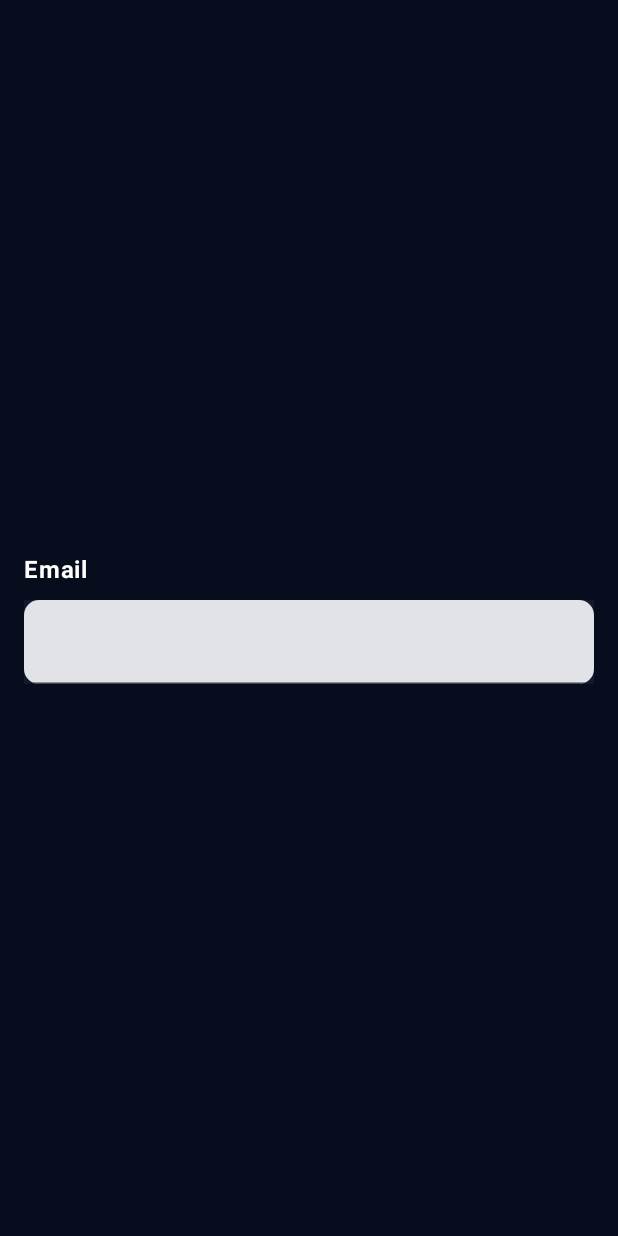
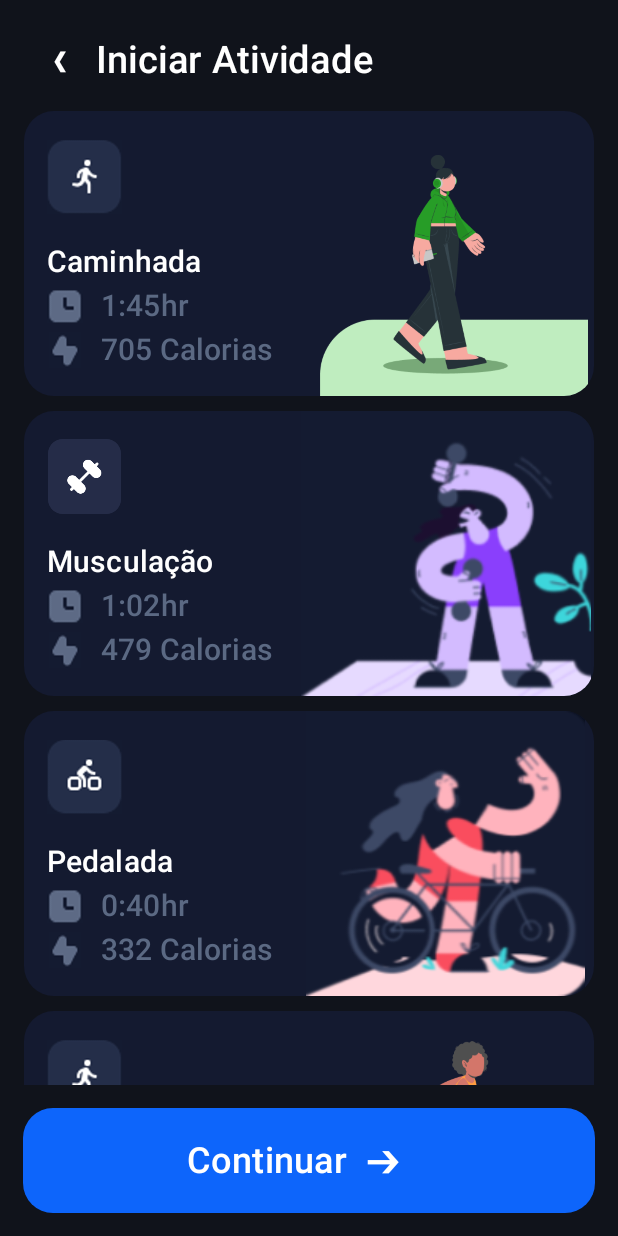
Before and after one commit to Ogabrielelias/Fiap-Fase05-Cap-01, an Android app built with Jetpack Compose: the screen it shows after launch (MainActivity), on a phone screen of 412 x 824 dp. Run offline under Robolectric (Android 15) with nearby library versions, the phone set to English and light mode, and no system bars.

Commit message:
Finalização da tela de atividades(inserção dos itens relógio, calorias, ícones atividades e textos)

```diff
--- a/app/src/main/java/br/com/fiap/saudeplena/MainActivity.kt
+++ b/app/src/main/java/br/com/fiap/saudeplena/MainActivity.kt
@@ -11,6 +11,7 @@ import androidx.compose.ui.graphics.Color
 import androidx.navigation.compose.NavHost
 import androidx.navigation.compose.composable
 import androidx.navigation.compose.rememberNavController
+import br.com.fiap.saudeplena.screens.ActivityScreen
 import br.com.fiap.saudeplena.screens.LoginScreen
 import br.com.fiap.saudeplena.ui.theme.SaudePlenaTheme
 
@@ -26,9 +27,13 @@ class MainActivity : ComponentActivity() {
                     val navController = rememberNavController()
                     NavHost(
                         navController = navController,
-                        startDestination = "login"
+                        startDestination = "Atividades"
                     ) {
                         composable(route = "login") { LoginScreen(navController) }
+                        composable(route = "Atividades") {
+                            ActivityScreen(navController)
+
+                        }
                     }
                 }
             }
--- /dev/null
+++ b/app/src/main/java/br/com/fiap/saudeplena/screens/ActivityScreen.kt
@@ -0,0 +1,239 @@
+package br.com.fiap.saudeplena.screens
+
+import android.os.Bundle
+import android.view.RoundedCorner
+import androidx.activity.ComponentActivity
+import androidx.activity.compose.setContent
+import androidx.compose.foundation.Image
+import androidx.compose.foundation.ScrollState
+import androidx.compose.foundation.background
+import androidx.compose.foundation.layout.Arrangement
+import androidx.compose.foundation.layout.Box
+import androidx.compose.foundation.layout.Column
+import androidx.compose.foundation.layout.PaddingValues
+import androidx.compose.foundation.layout.Row
+import androidx.compose.foundation.layout.Spacer
+import androidx.compose.foundation.layout.captionBarPadding
+import androidx.compose.foundation.layout.defaultMinSize
+import androidx.compose.foundation.layout.fillMaxHeight
+import androidx.compose.foundation.layout.fillMaxSize
+import androidx.compose.foundation.layout.fillMaxWidth
+import androidx.compose.foundation.layout.height
+import androidx.compose.foundation.layout.padding
+import androidx.compose.foundation.layout.size
+import androidx.compose.foundation.layout.width
+import androidx.compose.foundation.rememberScrollState
+import androidx.compose.foundation.shape.RoundedCornerShape
+import androidx.compose.foundation.verticalScroll
+import androidx.compose.material3.Button
+import androidx.compose.material3.ButtonDefaults
+import androidx.compose.material3.Icon
+import androidx.compose.material3.MaterialTheme
+import androidx.compose.material3.Surface
+import androidx.compose.material3.Text
+import androidx.compose.runtime.Composable
+import androidx.compose.ui.Alignment
+import androidx.compose.ui.Modifier
+import androidx.compose.ui.graphics.Color
+import androidx.compose.ui.graphics.RectangleShape
+import androidx.compose.ui.graphics.painter.Painter
+import androidx.compose.ui.graphics.vector.ImageVector
+import androidx.compose.ui.res.painterResource
+import androidx.compose.ui.semantics.Role.Companion.Image
+import androidx.compose.ui.text.font.FontWeight
+import androidx.compose.ui.tooling.preview.Preview
+import androidx.compose.ui.unit.dp
+import androidx.compose.ui.unit.sp
+import androidx.navigation.NavController
+import br.com.fiap.saudeplena.R
+import br.com.fiap.saudeplena.ui.theme.SaudePlenaTheme
+import java.sql.Time
+
+@Composable
+fun ActivityScreen(navController: NavController) {
+                   Atividades()
+                }
+
+@Composable
+
+fun Atividades() {
+
+    Column(
+        modifier = Modifier
+            .background(Color(0xFF10131B))
+            .verticalScroll(ScrollState(0))
+            .padding(16.dp),
+        horizontalAlignment = Alignment.CenterHorizontally
+
+    ) {
+        Row (verticalAlignment = Alignment.CenterVertically,
+            horizontalArrangement = Arrangement.spacedBy(10.dp)){
+
+            Spacer(modifier = Modifier.height(2.dp))
+            Button(onClick = { /*TODO*/ },
+                Modifier
+                    .width(28.dp),
+                contentPadding = PaddingValues(0.dp),
+                colors = ButtonDefaults.buttonColors(containerColor = Color(0xFF10131B)),
+                shape = RectangleShape
+                )
+                {
+                Text(
+                    text = "❮",
+                    color = Color.White,
+                    fontSize = 15.sp,
+                    fontWeight = FontWeight.SemiBold,
+
+                )
+
+            }
+            Text(
+                text = "Iniciar Atividade",
+                color = Color.White,
+                fontSize = 25.sp,
+                fontWeight = FontWeight.SemiBold,
+                modifier = Modifier.fillMaxWidth()
+
+            )
+
+
+        }
+
+        BotoesAtividade("Caminhada", Imagem = painterResource(id = R.drawable.caminhada), Imagem2 = painterResource(
+            id = R.drawable.corrida1), Tempo = "1:45hr", Calorias = "705 Calorias" )
+        BotoesAtividade("Musculação", Imagem = painterResource(id = R.drawable.musculacao), Imagem2 = painterResource(
+            id = R.drawable.musculacao1), Tempo = "1:02hr", Calorias = "479 Calorias" )
+        BotoesAtividade("Pedalada", Imagem = painterResource(id = R.drawable.pedalada), Imagem2 = painterResource(
+            id = R.drawable.ciclismo1), Tempo = "0:40hr", Calorias = "332 Calorias" )
+        BotoesAtividade("Corrida", Imagem = painterResource(id = R.drawable.corrida), Imagem2 = painterResource(
+            id = R.drawable.corrida1), Tempo = "0:35hr", Calorias = "276 Calorias")
+        BotoesAtividade("Escalada", Imagem = painterResource(id = R.drawable.escalada), Imagem2 = painterResource(
+            id = R.drawable.escalada1), Tempo = "3:00hr", Calorias = "793 Calorias" )
+
+        Spacer(modifier = Modifier.height(100.dp))
+        }
+
+
+    Column(
+        Modifier
+            .fillMaxSize()
+            .height(85.dp),
+        horizontalAlignment = Alignment.CenterHorizontally,
+        verticalArrangement = Arrangement.Bottom
+    ) {
+        Spacer(modifier = Modifier.height(20.dp))
+        Box(
+            Modifier
+                .background(Color(0xFF10131B))
+                .fillMaxWidth()
+                .padding(15.dp)
+        ) {
+            Button(
+                onClick = { /*TODO*/ },
+                modifier = Modifier
+                    .fillMaxWidth()
+                    .size(70.dp),
+                shape = RoundedCornerShape(20.dp),
+                colors = ButtonDefaults.buttonColors(containerColor = Color(0xFF0d65fb))
+            ) {
+                Text(
+                    text = "Continuar  ➔",
+                    fontSize = 24.sp,
+                    modifier = Modifier
+                        .fillMaxSize()
+                        .padding(
+                            horizontal = 85.dp,
+                            vertical = 10.dp
+                        )
+                )
+
+            }
+        }
+    }
+}
+@Preview(showBackground = true, showSystemUi = true)
+@Composable
+fun AtividadesPreview(){
+    Atividades()
+}
+
+@Composable
+fun BotoesAtividade(Titulo: String, Imagem: Painter, Imagem2: Painter, Tempo: String, Calorias:String) {
+    Spacer(modifier = Modifier.height(10.dp))
+    Button(
+        onClick = { /*TODO*/ },
+        modifier = Modifier
+            .fillMaxWidth()
+            .height(190.dp),
+        contentPadding = PaddingValues(0.dp),
+        shape = RoundedCornerShape(20.dp),
+        colors = ButtonDefaults.buttonColors(containerColor = Color(0xFF141A30))
+    ) {
+        Row(
+            Modifier
+                .fillMaxWidth(),
+            horizontalArrangement = Arrangement.SpaceBetween
+        ) {
+            Column(
+                Modifier
+                    .padding(horizontal = 15.dp,)
+                    .fillMaxHeight(),
+                verticalArrangement = Arrangement.Center,
+
+                ) {
+                Image(
+                    painter = Imagem2,
+                    contentDescription = null,
+                    modifier = Modifier
+                        .size(50.dp)
+                )
+                Spacer(modifier = Modifier.height(20.dp))
+                Text(
+                    text = Titulo,
+                    fontSize = 20.sp,
+                    modifier = Modifier
+                )
+                Spacer(modifier = Modifier.height(5.dp))
+                Row (verticalAlignment = Alignment.CenterVertically,
+                    horizontalArrangement = Arrangement.spacedBy(12.dp)){
+                    Image(
+                        painter = painterResource(id = R.drawable.relogio),
+                        contentDescription = null,
+                        modifier = Modifier
+                            .size(24.dp)
+                    )
+
+                    Text(
+                        text = Tempo,
+                        fontSize = 20.sp,
+                        color = Color(0xFF5b6983)
+                    )
+                }
+                Spacer(modifier = Modifier.height(5.dp))
+                Row (verticalAlignment = Alignment.CenterVertically,
+                    horizontalArrangement = Arrangement.spacedBy(12.dp)){
+                    Image(
+                        painter = painterResource(id = R.drawable.calorias),
+                        contentDescription = null,
+                        modifier = Modifier
+                            .size(24.dp)
+                    )
+
+                    Text(
+                        text = Calorias,
+                        fontSize = 20.sp,
+                        color = Color(0xFF5b6983)
+                    )}
+
+                }
+                Image(
+                    painter = Imagem,
+                    contentDescription = Titulo,
+                    modifier = Modifier
+                        .height(600.dp)
+                        .width(200.dp)
+                )
+            }
+
+        }
+    }
```
Also changed, not shown: app/src/main/musculacao-playstore.png (added), app/src/main/res/drawable/calorias.png (added), app/src/main/res/drawable/caminhada.png (added), app/src/main/res/drawable/ciclismo1.png (added), app/src/main/res/drawable/corrida.png (added), app/src/main/res/drawable/corrida1.png (added), app/src/main/res/drawable/escalada.png (added), app/src/main/res/drawable/escalada1.png (added), app/src/main/res/drawable/musculacao.png (added), app/src/main/res/drawable/musculacao1.png (added), app/src/main/res/drawable/pedalada.png (added), app/src/main/res/drawable/relogio.png (added).
